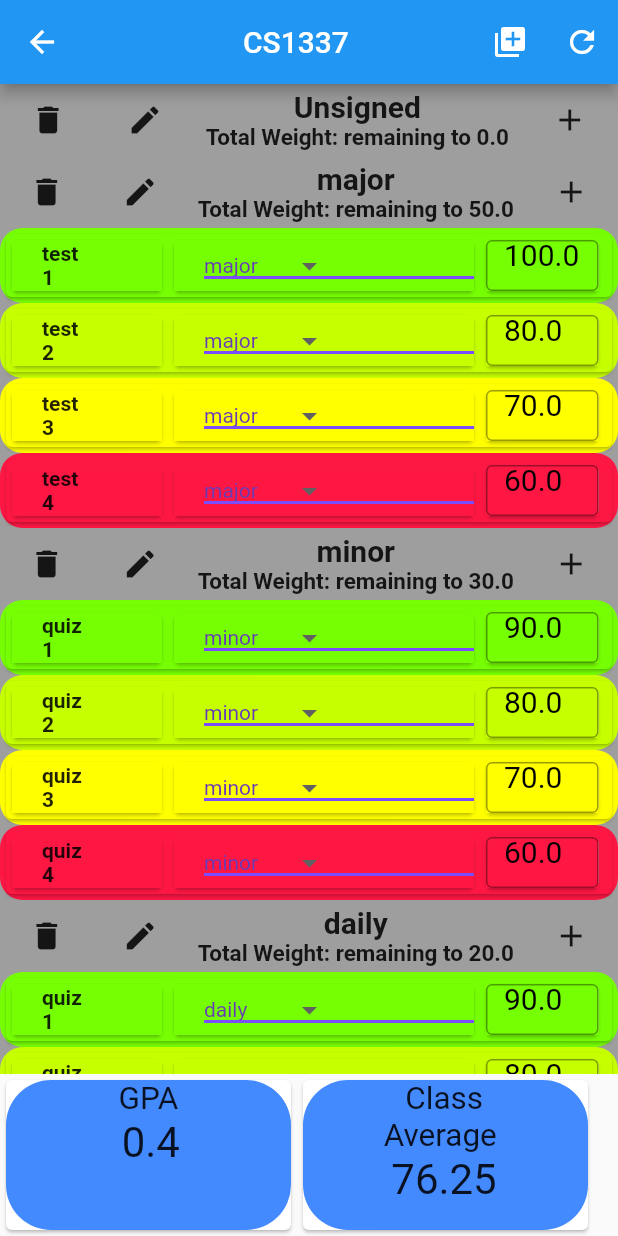
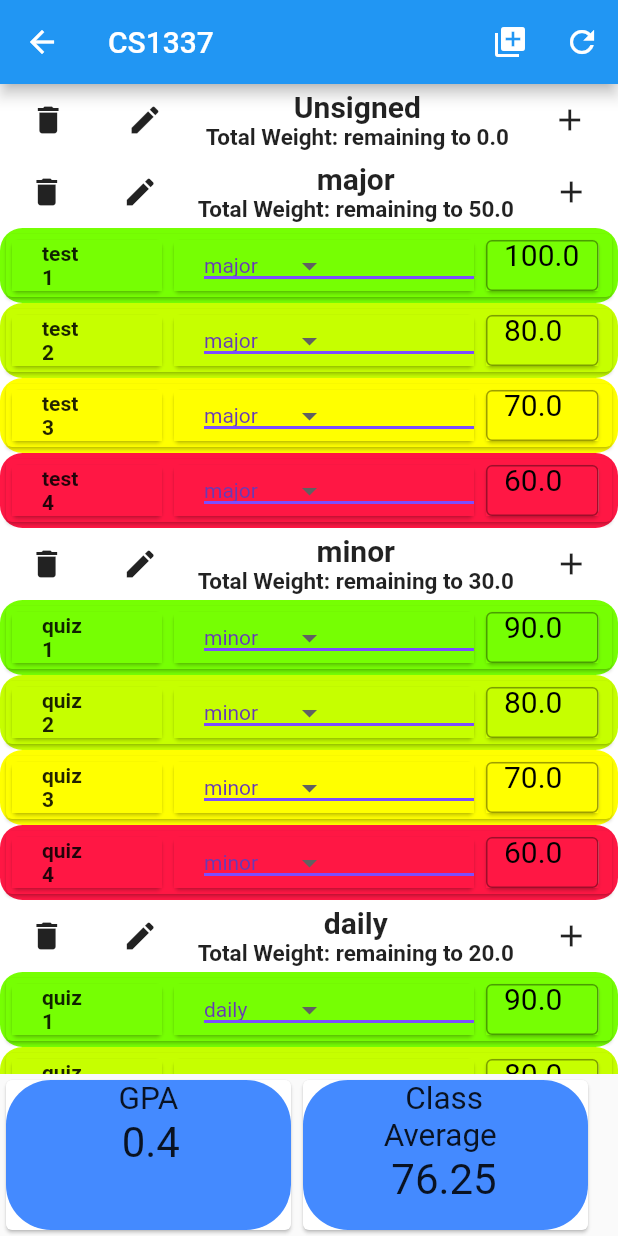
Before and after one commit to Suvanch/post_graded, a Flutter app: the gradedApp screen opened directly, after a tap on "CS1337", on a phone screen of 412 x 824 dp. Run offline on Flutter 3.47's test engine with Material 2 defaults, Android fonts, the phone set to English and light mode, and no system bars; our stand-ins replace page_transition, simple_animations.

Commit message:
Fixed design of Dash and One Class

```diff
--- a/lib/main.dart
+++ b/lib/main.dart
@@ -15,9 +15,6 @@ they are in different classes
 
 //public variables
 studentObject student1 = new studentObject();
-
-//main file runs graded app
-void main() => runApp(MaterialApp(home: gradedApp()));
 
 //only runs one class but it could run more
 class gradedApp extends StatefulWidget {
@@ -53,14 +50,23 @@ class MyApp  extends State<gradedApp> {
     return Container(
       child: new Scaffold(
           appBar: AppBar(
+            leading: IconButton(icon: Icon(Icons.settings),
+                onPressed: () {
+                  Navigator.of(context).push(MaterialPageRoute(
+                      builder: (context) => settingsPage()));
+                }
+            ),
             title: Center(
-              child: Row(children: [Icon(
-                Icons.dehaze,
-                color: Colors.white,
-              ),Padding(padding: EdgeInsets.fromLTRB(110.0, 0.0, 0.0, 0.0),child: Text("GradedApp"))]),
+              child:  Row(
+                  children: [
+              Padding(
+                padding: EdgeInsets.fromLTRB(80.0, 0.0, 0.0, 0.0),
+                child: Text("GradedApp"),
+              )]
               ),
             ),
-          //rest of the body
+            automaticallyImplyLeading: false,
+          ),//rest of the body
           body: Column(
             children: <Widget>[
               //an attept to center the title row
@@ -68,16 +74,14 @@ class MyApp  extends State<gradedApp> {
               Center(
                 //current semester title with button
                 child: Row(
+                  mainAxisAlignment: MainAxisAlignment.spaceAround,
                   children: <Widget>[
                     //the title
                     Container(
-                      child: Padding(
-                        padding: EdgeInsets.fromLTRB(10.0, 0.0, 125.0, 0.0),
                       child: Text(
                         "Current Semester",
                         textAlign: TextAlign.center,
                         textScaleFactor: 2,
-                        ),
                       ),
                     ),
                     //the button
@@ -86,7 +90,7 @@ class MyApp  extends State<gradedApp> {
                           appBarIcons(title: 'Refresh', icon: Icons.autorenew)
                               .icon),
                       onPressed: () {
-                        print("ye i clicke it");
+                       print("Ye click it");
                       },
                     ),
                   ],
@@ -99,14 +103,12 @@ class MyApp  extends State<gradedApp> {
               //I still have to add a button to create new semester
               Center(
                 child: Row(
+                  mainAxisAlignment: MainAxisAlignment.spaceAround,
                   children: [
-                    Padding(
-                      padding: EdgeInsets.fromLTRB(10.0, 0.0, 110.0, 0.0),
-                      child: Text(
+                    Text(
                       "Previous Semester",
                       textAlign: TextAlign.center,
                       textScaleFactor: 2,
-                      ),
                     ),
                     IconButton(
                       icon: Icon(
@@ -124,6 +126,7 @@ class MyApp  extends State<gradedApp> {
               Expanded(child: previousSemesterListView(cummulGpa, callback)),
               //holds all the gpa's on the bottom
               Row(
+                mainAxisAlignment: MainAxisAlignment.spaceAround,
                 children: <Widget>[
                   //box for cummulative gpa
                   Card(
--- a/lib/one_class.dart
+++ b/lib/one_class.dart
@@ -37,7 +37,7 @@ class _oneClass extends State<oneClass> {
     return new Scaffold(
       appBar: AppBar(
         title: Padding(
-          padding: EdgeInsets.fromLTRB(90, 0, 0, 0),
+          padding: EdgeInsets.fromLTRB(0, 0, 0, 0),
           child: Text(name),
         ),
         actions: <Widget>[
@@ -83,7 +83,7 @@ class _oneClass extends State<oneClass> {
 
 
                   return Container(
-                    color: Colors.grey,
+                    color: Colors.white,
                     child: Column(
                       children: <Widget>[
                         Row(
--- a/lib/settingsPage.dart
+++ b/lib/settingsPage.dart
@@ -100,7 +100,7 @@ class settingsPage extends StatelessWidget{
               dense: true,
               activeColor: Colors.blue[900],
               contentPadding: const EdgeInsets.all(0),
-              value: true,
+              value: false,
               title: Text("Assignment Added Notification", style: TextStyle(fontSize: 15.0),),
               onChanged: (val){},
             ),
@@ -124,7 +124,7 @@ class settingsPage extends StatelessWidget{
               dense: true,
               activeColor: Colors.blue[900],
               subtitle: Text("From sunrise to sunset"),
-              value: true,
+              value: false,
               title: Text("Night Mode Auto", style: TextStyle(fontSize: 15.0),),
               onChanged: (val){},
             ),
```
Lines whose indentation alone changed are shown as unchanged.
